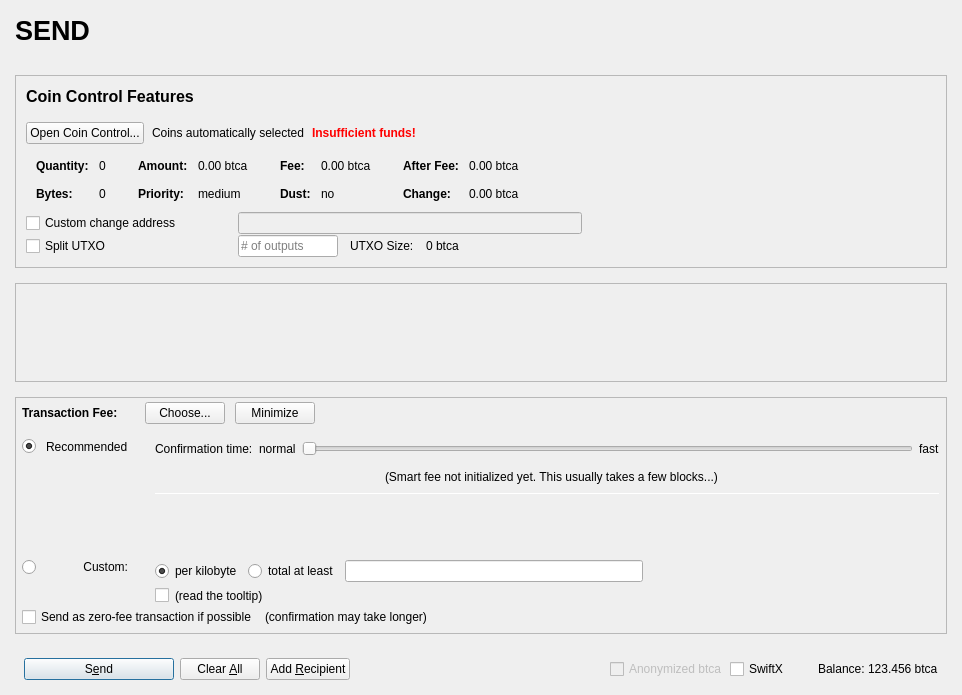
bitcoinrub/btcr, file src/qt/forms/sendcoinsdialog.ui: the form before one commit.
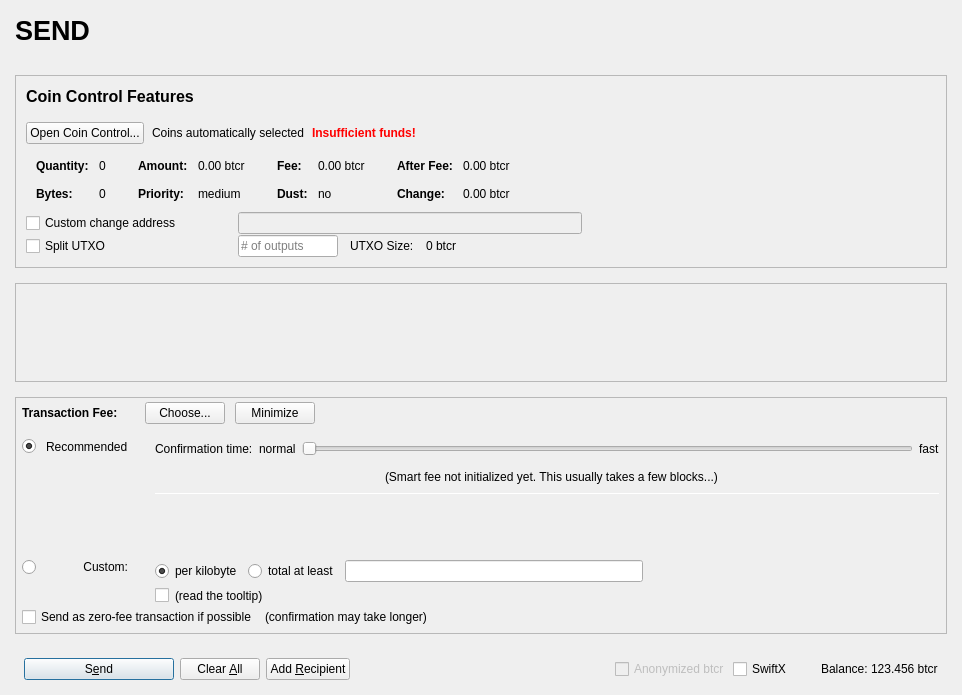
The form after the commit. Icons and pictures are not drawn. Custom widgets are drawn as their Qt base class.

```diff
--- a/src/qt/forms/sendcoinsdialog.ui
+++ b/src/qt/forms/sendcoinsdialog.ui
@@ -486,7 +486,7 @@
                         <enum>Qt::ActionsContextMenu</enum>
                        </property>
                        <property name="text">
-                        <string notr="true">0.00 btca</string>
+                        <string notr="true">0.00 btcr</string>
                        </property>
                        <property name="textInteractionFlags">
                         <set>Qt::LinksAccessibleByMouse|Qt::TextSelectableByKeyboard|Qt::TextSelectableByMouse</set>
@@ -566,7 +566,7 @@
                         <enum>Qt::ActionsContextMenu</enum>
                        </property>
                        <property name="text">
-                        <string notr="true">0.00 btca</string>
+                        <string notr="true">0.00 btcr</string>
                        </property>
                        <property name="textInteractionFlags">
                         <set>Qt::LinksAccessibleByMouse|Qt::TextSelectableByKeyboard|Qt::TextSelectableByMouse</set>
@@ -646,7 +646,7 @@
                         <enum>Qt::ActionsContextMenu</enum>
                        </property>
                        <property name="text">
-                        <string notr="true">0.00 btca</string>
+                        <string notr="true">0.00 btcr</string>
                        </property>
                        <property name="textInteractionFlags">
                         <set>Qt::LinksAccessibleByMouse|Qt::TextSelectableByKeyboard|Qt::TextSelectableByMouse</set>
@@ -675,7 +675,7 @@
                         <enum>Qt::ActionsContextMenu</enum>
                        </property>
                        <property name="text">
-                        <string notr="true">0.00 btca</string>
+                        <string notr="true">0.00 btcr</string>
                        </property>
                        <property name="textInteractionFlags">
                         <set>Qt::LinksAccessibleByMouse|Qt::TextSelectableByKeyboard|Qt::TextSelectableByMouse</set>
@@ -842,7 +842,7 @@
                 <item>
                  <widget class="QLabel" name="labelBlockSize">
                   <property name="text">
-                   <string>0 btca</string>
+                   <string>0 btcr</string>
                   </property>
                  </widget>
                 </item>
@@ -1679,7 +1679,7 @@
                 <bool>false</bool>
                </property>
                <property name="text">
-                <string>Anonymized btca</string>
+                <string>Anonymized btcr</string>
                </property>
               </widget>
              </item>
@@ -1718,7 +1718,7 @@
                 <cursorShape>IBeamCursor</cursorShape>
                </property>
                <property name="text">
-                <string notr="true">123.456 btca</string>
+                <string notr="true">123.456 btcr</string>
                </property>
                <property name="textInteractionFlags">
                 <set>Qt::LinksAccessibleByMouse|Qt::TextSelectableByKeyboard|Qt::TextSelectableByMouse</set>
```
Left out of the diff: 18 changed lines with no effect on the pictures.
